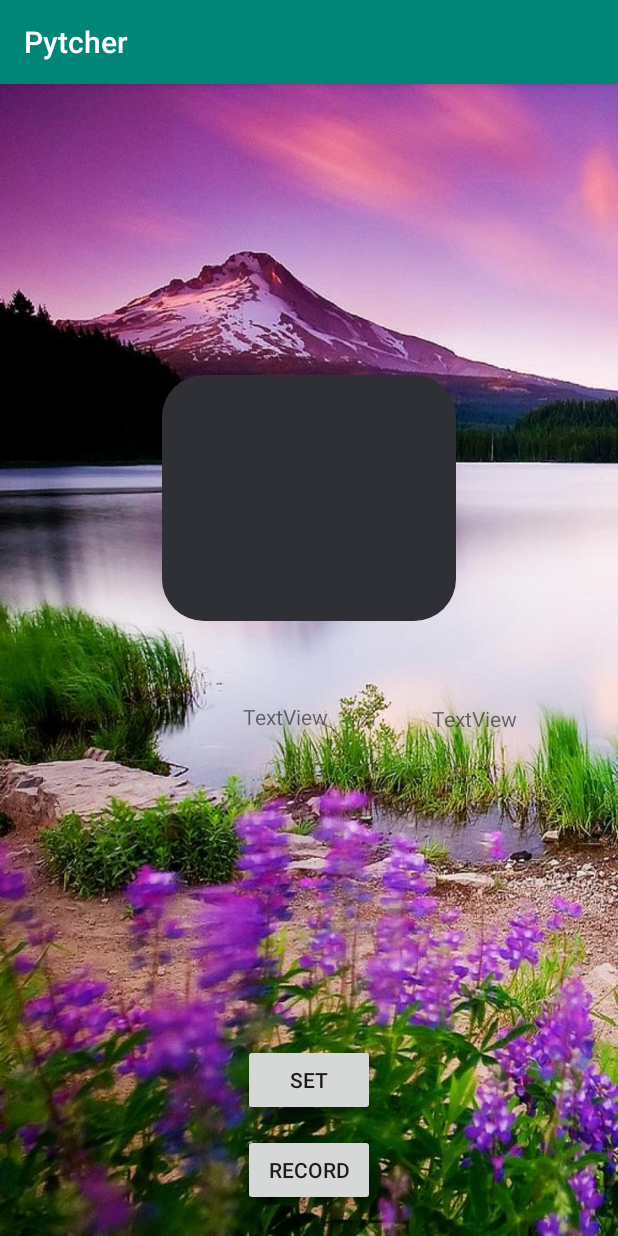
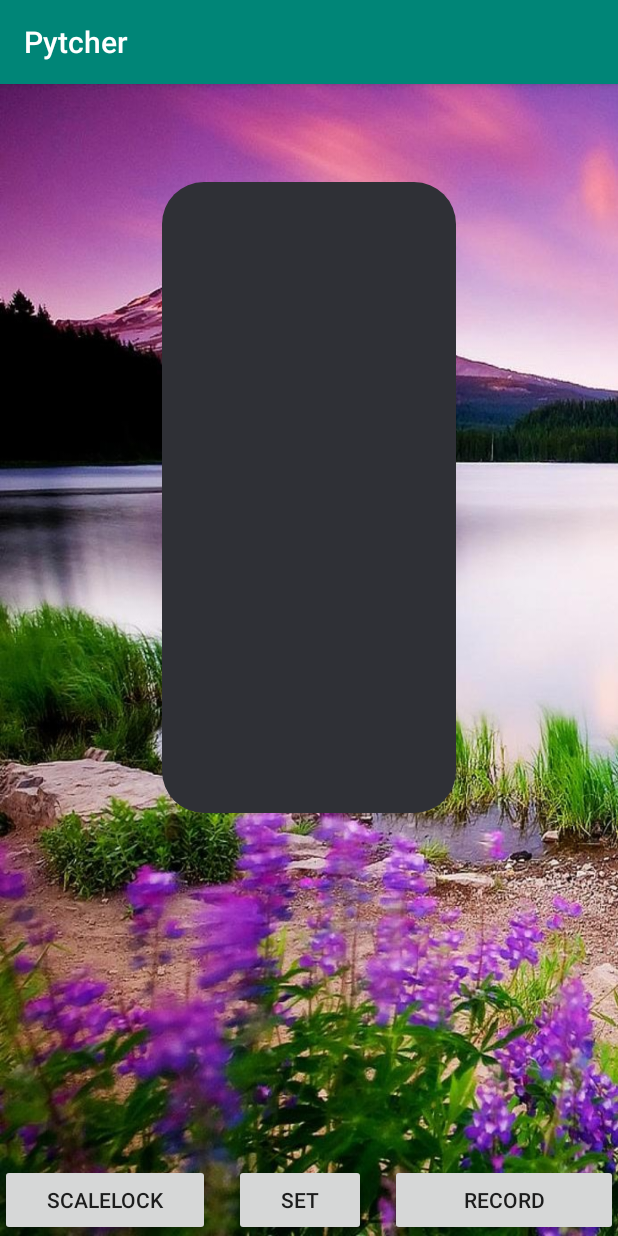
Before and after one commit to Qwertazertl0/125Final, an Android app: the screen it shows after launch (MainActivity), on a phone screen of 412 x 824 dp. Run offline under Robolectric (Android 15) with nearby library versions, the light colour scheme and no system bars.

Commit message:
Added toggle to lock to scales

```diff
--- a/app/build.gradle
+++ b/app/build.gradle
@@ -28,6 +28,8 @@ dependencies {
     implementation fileTree(include: ['*.jar'], dir: 'libs')
     implementation 'com.android.support:appcompat-v7:28.0.0'
     implementation 'com.android.support.constraint:constraint-layout:1.1.3'
+    implementation 'com.android.support:support-v4:28.0.0'
+    implementation 'com.android.support:preference-v7:28.0.0'
     testImplementation 'junit:junit:4.12'
     androidTestImplementation 'com.android.support.test:runner:1.0.2'
     androidTestImplementation 'com.android.support.test.espresso:espresso-core:3.0.2'
--- a/app/src/main/java/com/pytcher/pytcher/MainActivity.java
+++ b/app/src/main/java/com/pytcher/pytcher/MainActivity.java
@@ -22,11 +22,11 @@ import android.widget.Toast;
 public class MainActivity extends AppCompatActivity implements SensorEventListener {
     private SensorManager sensorManager;
     private Sensor accelerometer;
-    private TextView textX, textY, textZ;
-    private Button set, record;
+
+    private Button set, record, lock;
     private Context context;
     private TextView note, freq;
-    private boolean isSet = false, isRecord = false;
+    private boolean isSet = false, isRecord = false, scaleLock = false;
     private final int DEFAULT_BUTTON_COLOR = 0xFFD6D7D7;
     private final double FREQ_LOG_BASE = 1.059463094359;
     private final String[] frequencyList = {"A", "A#", "B", "C", "C#", "D", "D#", "E", "F", "F#", "G", "G#"};
@@ -40,6 +40,7 @@ public class MainActivity extends AppCompatActivity implements SensorEventListen
         setContentView(R.layout.activity_main);
         set = findViewById(R.id.setNote);
         record = findViewById(R.id.record);
+        lock = findViewById(R.id.scaleToggle);
         context = this.getApplicationContext();
         note = findViewById(R.id.note);
         freq = findViewById(R.id.frequency);
@@ -88,14 +89,22 @@ public class MainActivity extends AppCompatActivity implements SensorEventListen
             }
         });
 
-        initializeViews();
+        lock.setOnClickListener((v) -> {
+            scaleLock = !scaleLock;
+            if (scaleLock) {
+                lock.getBackground().setTint(Color.RED);
+            } else {
+                lock.getBackground().setTint(DEFAULT_BUTTON_COLOR);
+            }
+        });
+
 
         sensorManager = (SensorManager) getSystemService(Context.SENSOR_SERVICE);
         if (sensorManager.getDefaultSensor(Sensor.TYPE_ACCELEROMETER) != null) {
             accelerometer = sensorManager.getDefaultSensor(Sensor.TYPE_ACCELEROMETER);
             sensorManager.registerListener(this, accelerometer, SensorManager.SENSOR_DELAY_FASTEST);
         } else {
-            Toast.makeText(context, "No accelerometer dectected", Toast.LENGTH_SHORT).show();
+            Toast.makeText(context, "No accelerometer detected", Toast.LENGTH_SHORT).show();
         }
     }
 
@@ -111,12 +120,6 @@ public class MainActivity extends AppCompatActivity implements SensorEventListen
         }
     };
 
-    private void initializeViews() {
-        textX = findViewById(R.id.accelerometerX);
-        textY = findViewById(R.id.accelerometerY);
-        textZ = findViewById(R.id.angle);
-    }
-
     public void onAccuracyChanged(Sensor sensor, int accuracy) {
     }
 
@@ -130,15 +133,21 @@ public class MainActivity extends AppCompatActivity implements SensorEventListen
     private void setAccelValues(float valueX, float valueY, float valueZ) {
         double angleA = Math.toDegrees(Math.atan(valueY / valueX));
         double newFreq = Math.abs(angleA) * 2.89 + 261;
-        sinBuzzer.updateFreq(newFreq);
-//        sinBuzzer.updateFreq(392);
+        if (!scaleLock) {
+            sinBuzzer.updateFreq(newFreq);
+        } else {
+            int halfSteps = (int) Math.round(Math.log(newFreq / 440) / Math.log(FREQ_LOG_BASE));
+            halfSteps %= 12;
+            if (halfSteps < 0) {
+                halfSteps += 12;
+            }
+            sinBuzzer.updateFreq(440 * Math.pow(FREQ_LOG_BASE, halfSteps));
+        }
+
         if (freq != null && note != null) {
             freq.setText(String.format("%6f Hz", newFreq));
             note.setText(freqToNote(newFreq));
         }
-        textX.setText(Float.toString(valueX));
-        textY.setText(Float.toString(valueY));
-        textZ.setText(Double.toString(angleA)); // Angle of the device, with 0 being horizontal
     }
 
     private String freqToNote(double freq) {
--- a/app/src/main/java/com/pytcher/pytcher/SinBuzzer.java
+++ b/app/src/main/java/com/pytcher/pytcher/SinBuzzer.java
@@ -13,13 +13,14 @@ public class SinBuzzer implements Runnable {
     private short[] mBuffer;
 
     private boolean playSound = false;
-    private boolean setUp;
+    private boolean setUp = true;
     private boolean alive = true;
     private int sampleRate = 44100;
 
+    private double volume = 1;
+
     SinBuzzer() {
         setUpTrack();
-        setUp = true;
     }
 
     public void run() {
@@ -54,6 +55,10 @@ public class SinBuzzer implements Runnable {
         this.frequency = frequency;
     }
 
+    public void updateVolume(double volume) {
+        this.volume = volume;
+    }
+
     public void setPlaySound(boolean playSound) {
         this.playSound = playSound;
     }
@@ -70,14 +75,11 @@ public class SinBuzzer implements Runnable {
                         .build())
                 .setTransferMode(AudioTrack.MODE_STREAM)
                 .build();
-
-//        mSound = new double[bufferSize];
-//        mBuffer = new short[bufferSize];
     }
 
     private void writeToAudioSink(boolean canWrite) {
 
-        System.out.println(sampleRate + " " + frequency);
+//        System.out.println(sampleRate + " " + frequency);
         int bufferSize = (int) (sampleRate / frequency);
         mSound = new double[bufferSize];
         mBuffer = new short[bufferSize];
--- a/app/src/main/res/layout/activity_main.xml
+++ b/app/src/main/res/layout/activity_main.xml
@@ -5,18 +5,20 @@
     android:id="@+id/linearLayout"
     android:layout_width="match_parent"
     android:layout_height="match_parent"
+    android:background="@drawable/background"
     android:gravity="center"
-    tools:context=".MainActivity"
-    android:background="@drawable/background">
+    tools:context=".MainActivity">
 
     <ImageView
         android:id="@+id/noteBackground"
         android:layout_width="196dp"
-        android:layout_height="164dp"
-        app:layout_constraintBottom_toBottomOf="@+id/frequency"
+        android:layout_height="0dp"
+        android:layout_marginTop="65dp"
+        android:layout_marginBottom="234dp"
+        app:layout_constraintBottom_toTopOf="@+id/setNote"
         app:layout_constraintEnd_toEndOf="parent"
         app:layout_constraintStart_toStartOf="parent"
-        app:layout_constraintTop_toTopOf="@+id/note"
+        app:layout_constraintTop_toTopOf="parent"
         app:srcCompat="@android:drawable/toast_frame" />
 
     <TextView
@@ -46,53 +48,33 @@
 
     <Button
         android:id="@+id/record"
-        android:layout_width="wrap_content"
+        android:layout_width="0dp"
         android:layout_height="48dp"
-        android:layout_marginBottom="20dp"
+        android:layout_marginStart="8dp"
         android:text="Record"
         app:layout_constraintBottom_toBottomOf="parent"
         app:layout_constraintEnd_toEndOf="parent"
-        app:layout_constraintStart_toStartOf="parent" />
+        app:layout_constraintStart_toEndOf="@+id/setNote" />
 
     <Button
         android:id="@+id/setNote"
         android:layout_width="wrap_content"
         android:layout_height="wrap_content"
-        android:layout_marginBottom="12dp"
+        android:layout_marginStart="8dp"
+        android:layout_marginEnd="8dp"
         android:text="@string/set"
-        app:layout_constraintBottom_toTopOf="@+id/record"
-        app:layout_constraintEnd_toEndOf="parent"
+        app:layout_constraintBottom_toBottomOf="parent"
+        app:layout_constraintEnd_toStartOf="@+id/record"
+        app:layout_constraintStart_toEndOf="@+id/scaleToggle" />
+
+    <Button
+        android:id="@+id/scaleToggle"
+        android:layout_width="140dp"
+        android:layout_height="wrap_content"
+        android:layout_marginEnd="8dp"
+        android:text="scaleLock"
+        app:layout_constraintBottom_toBottomOf="parent"
+        app:layout_constraintEnd_toStartOf="@+id/setNote"
         app:layout_constraintStart_toStartOf="parent" />
 
-    <TextView
-        android:id="@+id/accelerometerX"
-        android:layout_width="wrap_content"
-        android:layout_height="wrap_content"
-        android:layout_marginStart="67dp"
-        android:layout_marginTop="54dp"
-        android:text="TextView"
-        app:layout_constraintStart_toStartOf="parent"
-        app:layout_constraintTop_toBottomOf="@+id/noteBackground" />
-
-    <TextView
-        android:id="@+id/accelerometerY"
-        android:layout_width="wrap_content"
-        android:layout_height="wrap_content"
-        android:layout_marginStart="38dp"
-        android:text="TextView"
-        app:layout_constraintBaseline_toBaselineOf="@+id/accelerometerX"
-        app:layout_constraintStart_toEndOf="@+id/accelerometerX" />
-
-    <TextView
-        android:id="@+id/angle"
-        android:layout_width="wrap_content"
-        android:layout_height="wrap_content"
-        android:layout_marginStart="53dp"
-        android:layout_marginTop="1dp"
-        android:layout_marginEnd="52dp"
-        android:text="TextView"
-        app:layout_constraintEnd_toEndOf="parent"
-        app:layout_constraintStart_toEndOf="@+id/accelerometerY"
-        app:layout_constraintTop_toTopOf="@+id/accelerometerY" />
-
 </android.support.constraint.ConstraintLayout>
```
Also changed, not shown: app/src/main/AndroidManifest.xml (+13 -3 lines), app/src/main/res/values/strings.xml (+11 -0 lines).
